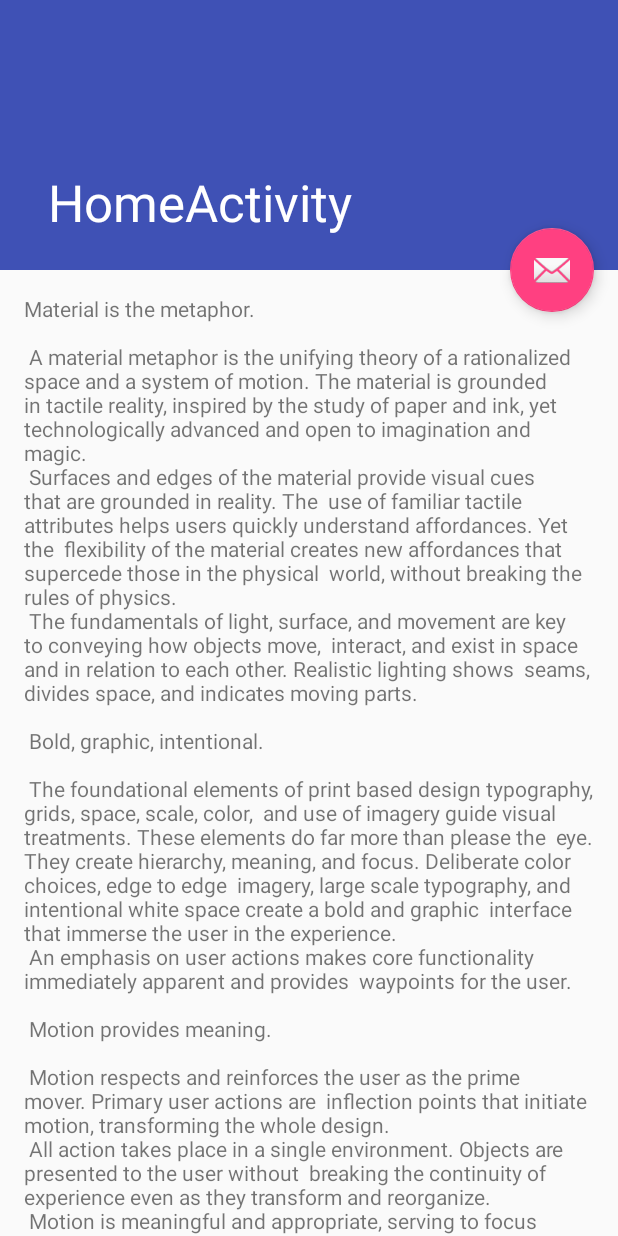
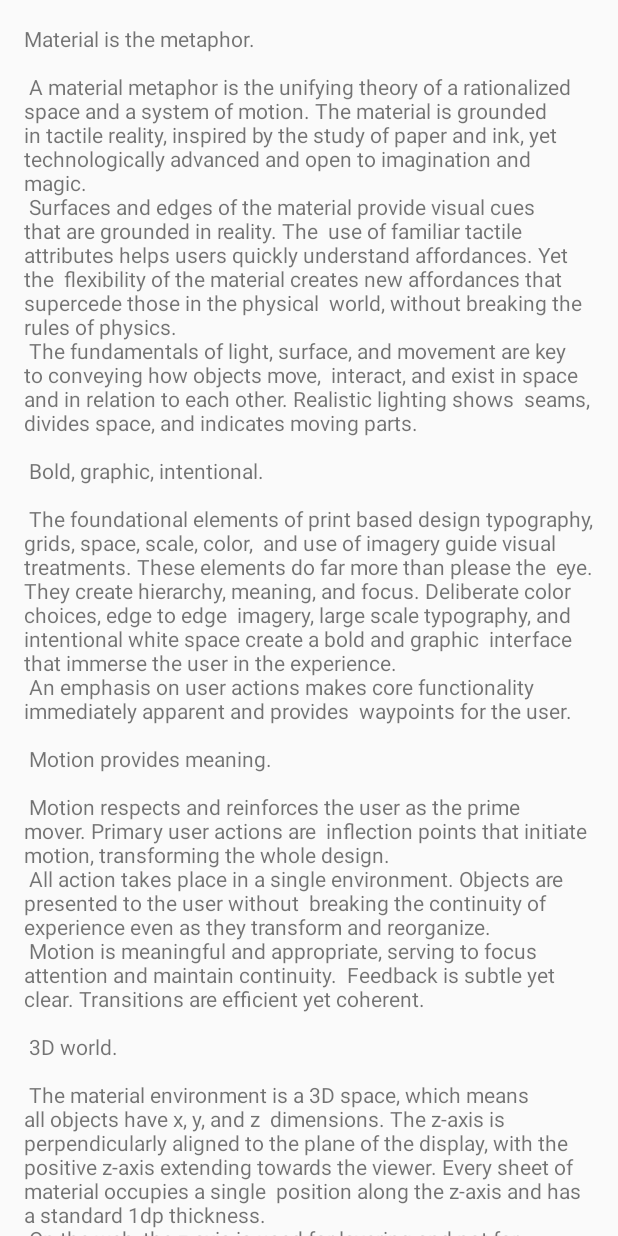
Before and after one commit to saulmm/From-design-to-Android-part1, an Android app: the screen it shows after launch (HomeActivity), on a phone screen of 412 x 824 dp. Run offline under Robolectric (Android 15) with nearby library versions, the phone set to English and light mode, and no system bars.

Commit message:
Deleted template generated code and modified HomeActivity

```diff
--- a/app/src/main/AndroidManifest.xml
+++ b/app/src/main/AndroidManifest.xml
@@ -1,6 +1,7 @@
 <?xml version="1.0" encoding="utf-8"?>
-<manifest package="com.saulmm.cui"
-    xmlns:android="http://schemas.android.com/apk/res/android"
+<manifest xmlns:tools="http://schemas.android.com/tools"
+          package="com.saulmm.cui"
+          xmlns:android="http://schemas.android.com/apk/res/android"
     >
 
     <application
@@ -8,13 +9,13 @@
         android:icon="@mipmap/ic_launcher"
         android:label="@string/app_name"
         android:roundIcon="@mipmap/ic_launcher_round"
-        android:supportsRtl="true"
         android:theme="@style/AppTheme"
+        tools:ignore="AllowBackup,GoogleAppIndexingWarning"
         >
         <activity
             android:name=".HomeActivity"
             android:label="@string/title_activity_home"
-            android:theme="@style/AppTheme.NoActionBar"
+            android:theme="@style/AppTheme"
             >
 
             <intent-filter>
--- a/app/src/main/java/com/saulmm/cui/HomeActivity.java
+++ b/app/src/main/java/com/saulmm/cui/HomeActivity.java
@@ -4,25 +4,27 @@ import android.os.Bundle;
 import android.support.design.widget.FloatingActionButton;
 import android.support.design.widget.Snackbar;
 import android.support.v7.app.AppCompatActivity;
+import android.support.v7.widget.RecyclerView;
 import android.support.v7.widget.Toolbar;
 import android.view.View;
 
 public class HomeActivity extends AppCompatActivity {
 
+    private final String [] PRODUCTS = new String[] {
+        "Shooting Stars", "Pictures in Sky", "The basics of buying a telescope",
+        "The skyrider"
+    };
+
     @Override
     protected void onCreate(Bundle savedInstanceState) {
         super.onCreate(savedInstanceState);
         setContentView(R.layout.activity_home);
-        Toolbar toolbar = (Toolbar) findViewById(R.id.toolbar);
-        setSupportActionBar(toolbar);
+    }
 
-        FloatingActionButton fab = (FloatingActionButton) findViewById(R.id.fab);
-        fab.setOnClickListener(new View.OnClickListener() {
-            @Override
-            public void onClick(View view) {
-                Snackbar.make(view, "Replace with your own action", Snackbar.LENGTH_LONG)
-                    .setAction("Action", null).show();
-            }
-        });
+    private static class ProductViewHolder extends RecyclerView.ViewHolder {
+
+        public ProductViewHolder(View itemView) {
+            super(itemView);
+        }
     }
 }
--- a/app/src/main/res/layout/activity_home.xml
+++ b/app/src/main/res/layout/activity_home.xml
@@ -1,7 +1,6 @@
 <?xml version="1.0" encoding="utf-8"?>
 <android.support.design.widget.CoordinatorLayout
     xmlns:android="http://schemas.android.com/apk/res/android"
-    xmlns:app="http://schemas.android.com/apk/res-auto"
     xmlns:tools="http://schemas.android.com/tools"
     android:layout_width="match_parent"
     android:layout_height="match_parent"
@@ -9,44 +8,5 @@
     tools:context="com.saulmm.cui.HomeActivity"
     >
 
-    <android.support.design.widget.AppBarLayout
-        android:id="@+id/app_bar"
-        android:layout_width="match_parent"
-        android:layout_height="@dimen/app_bar_height"
-        android:fitsSystemWindows="true"
-        android:theme="@style/AppTheme.AppBarOverlay"
-        >
-
-        <android.support.design.widget.CollapsingToolbarLayout
-            android:id="@+id/toolbar_layout"
-            android:layout_width="match_parent"
-            android:layout_height="match_parent"
-            android:fitsSystemWindows="true"
-            app:contentScrim="?attr/colorPrimary"
-            app:layout_scrollFlags="scroll|exitUntilCollapsed"
-            >
-
-            <android.support.v7.widget.Toolbar
-                android:id="@+id/toolbar"
-                android:layout_width="match_parent"
-                android:layout_height="?attr/actionBarSize"
-                app:layout_collapseMode="pin"
-                app:popupTheme="@style/AppTheme.PopupOverlay"
-                />
-
-        </android.support.design.widget.CollapsingToolbarLayout>
-    </android.support.design.widget.AppBarLayout>
-
     <include layout="@layout/content_home"/>
-
-    <android.support.design.widget.FloatingActionButton
-        android:id="@+id/fab"
-        android:layout_width="wrap_content"
-        android:layout_height="wrap_content"
-        android:layout_margin="@dimen/fab_margin"
-        app:layout_anchor="@id/app_bar"
-        app:layout_anchorGravity="bottom|end"
-        app:srcCompat="@android:drawable/ic_dialog_email"
-        />
-
 </android.support.design.widget.CoordinatorLayout>
--- a/app/src/main/res/layout/content_home.xml
+++ b/app/src/main/res/layout/content_home.xml
@@ -16,5 +16,4 @@
         android:layout_margin="@dimen/text_margin"
         android:text="@string/large_text"
         />
-
 </android.support.v4.widget.NestedScrollView>
--- /dev/null
+++ b/app/src/main/res/values-v23/themes.xml
@@ -0,0 +1,7 @@
+<?xml version="1.0" encoding="utf-8"?>
+<resources>
+    <style name="AppTheme" parent="Base.AppTheme">
+        <item name="android:windowLightStatusBar">true</item>
+        <item name="android:statusBarColor">@android:color/transparent</item>
+    </style>
+</resources>
--- a/app/src/main/res/values/styles.xml
+++ b/app/src/main/res/values/styles.xml
@@ -1,20 +1,5 @@
 <resources>
 
-    <!-- Base application theme. -->
-    <style name="AppTheme" parent="Theme.AppCompat.Light.DarkActionBar">
-        <!-- Customize your theme here. -->
-        <item name="colorPrimary">@color/colorPrimary</item>
-        <item name="colorPrimaryDark">@color/colorPrimaryDark</item>
-        <item name="colorAccent">@color/colorAccent</item>
-    </style>
 
-    <style name="AppTheme.NoActionBar">
-        <item name="windowActionBar">false</item>
-        <item name="windowNoTitle">true</item>
-    </style>
-
-    <style name="AppTheme.AppBarOverlay" parent="ThemeOverlay.AppCompat.Dark.ActionBar"/>
-
-    <style name="AppTheme.PopupOverlay" parent="ThemeOverlay.AppCompat.Light"/>
 
 </resources>
--- /dev/null
+++ b/app/src/main/res/values/themes.xml
@@ -0,0 +1,8 @@
+<?xml version="1.0" encoding="utf-8"?>
+<resources>
+    <style name="Base.AppTheme" parent="Theme.AppCompat.Light.NoActionBar">
+        <item name="colorPrimary">@color/colorPrimary</item>
+        <item name="colorPrimaryDark">@color/white</item>
+        <item name="colorAccent">@color/colorAccent</item>
+    </style>
+</resources>
```
